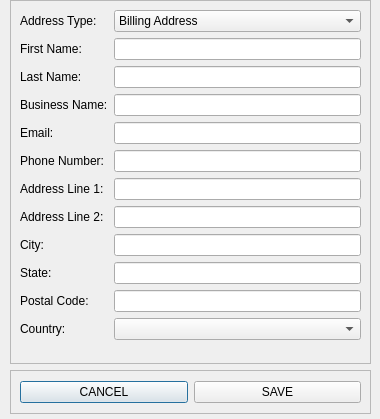
RyanPowellBeard/Portfolio, file Qt Invoicing App/OSI-Invoicing/addclientdialog.ui: the form before one commit.
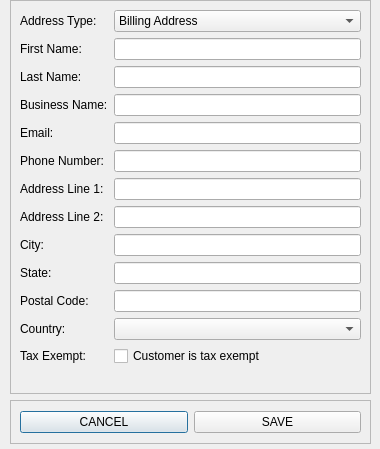
The form after the commit.

Diff of the .ui file:
```diff
--- a/Qt Invoicing App/OSI-Invoicing/addclientdialog.ui
+++ b/Qt Invoicing App/OSI-Invoicing/addclientdialog.ui
@@ -7,13 +7,13 @@
     <x>0</x>
     <y>0</y>
     <width>380</width>
-    <height>419</height>
+    <height>449</height>
    </rect>
   </property>
   <property name="maximumSize">
    <size>
     <width>430</width>
-    <height>440</height>
+    <height>470</height>
    </size>
   </property>
   <property name="windowTitle">
@@ -25,7 +25,7 @@
      <x>10</x>
      <y>0</y>
      <width>361</width>
-     <height>364</height>
+     <height>394</height>
     </rect>
    </property>
    <property name="frameShape">
@@ -218,13 +218,30 @@
     <item row="11" column="1">
      <widget class="QComboBox" name="County_SelectionBox"/>
     </item>
+    <item row="12" column="0">
+     <widget class="QLabel" name="TaxExempt_Label">
+      <property name="text">
+       <string>Tax Exempt:</string>
+      </property>
+      <property name="buddy">
+       <cstring>TaxExempt_CheckBox</cstring>
+      </property>
+     </widget>
+    </item>
+    <item row="12" column="1">
+     <widget class="QCheckBox" name="TaxExempt_CheckBox">
+      <property name="text">
+       <string>Customer is tax exempt</string>
+      </property>
+     </widget>
+    </item>
    </layout>
   </widget>
   <widget class="QFrame" name="frame_2">
    <property name="geometry">
     <rect>
      <x>10</x>
-     <y>370</y>
+     <y>400</y>
      <width>361</width>
      <height>44</height>
     </rect>
```
